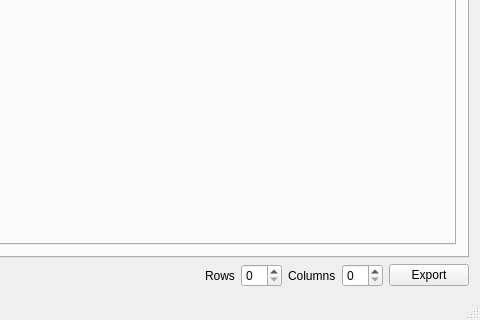
mooviies/Spriter, file mainwindow.ui: the form before one commit; both pictures show x 231 to 711 and y 249 to 569 of the 711 by 569 pixel window.
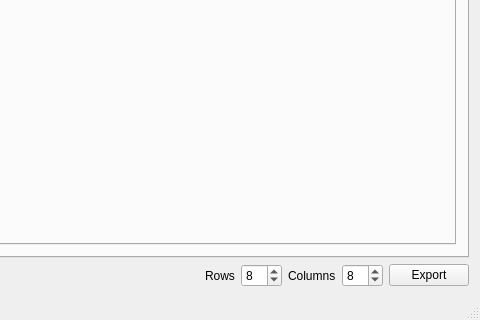
The form after the commit. The open tabs and pages were chosen to show the change.

Patch:
```diff
--- a/mainwindow.ui
+++ b/mainwindow.ui
@@ -113,7 +113,14 @@
          </widget>
         </item>
         <item>
-         <widget class="QSpinBox" name="spinBoxRows"/>
+         <widget class="QSpinBox" name="spinBoxRows">
+          <property name="minimum">
+           <number>1</number>
+          </property>
+          <property name="value">
+           <number>8</number>
+          </property>
+         </widget>
         </item>
         <item>
          <widget class="QLabel" name="label_2">
@@ -123,7 +130,14 @@
          </widget>
         </item>
         <item>
-         <widget class="QSpinBox" name="spinBoxColumns"/>
+         <widget class="QSpinBox" name="spinBoxColumns">
+          <property name="minimum">
+           <number>1</number>
+          </property>
+          <property name="value">
+           <number>8</number>
+          </property>
+         </widget>
         </item>
         <item>
          <widget class="QPushButton" name="pushButtonExport">
```
Left out of the diff: 2 changed lines with no effect on the pictures.
